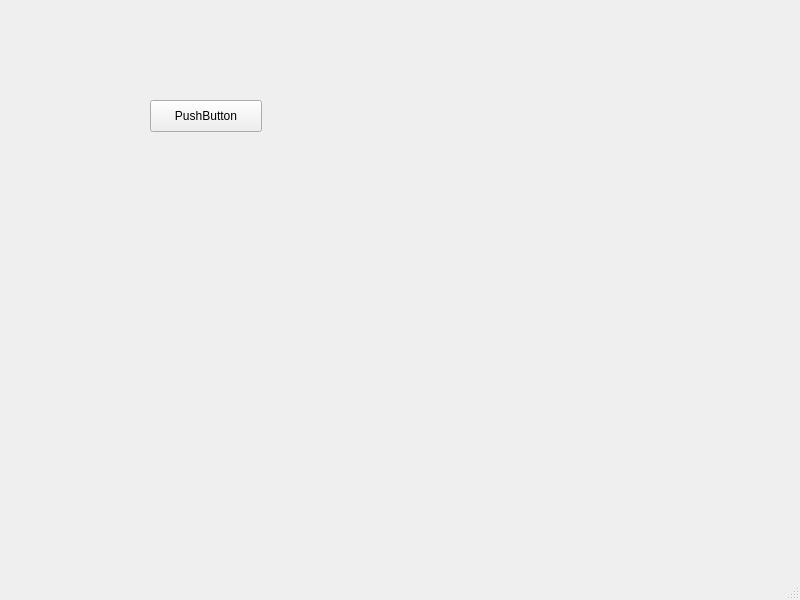
The window that qt-basic/mainwindow.ui (dongxiaofu/qt-basic) describes before a commit, drawn with Qt 5.
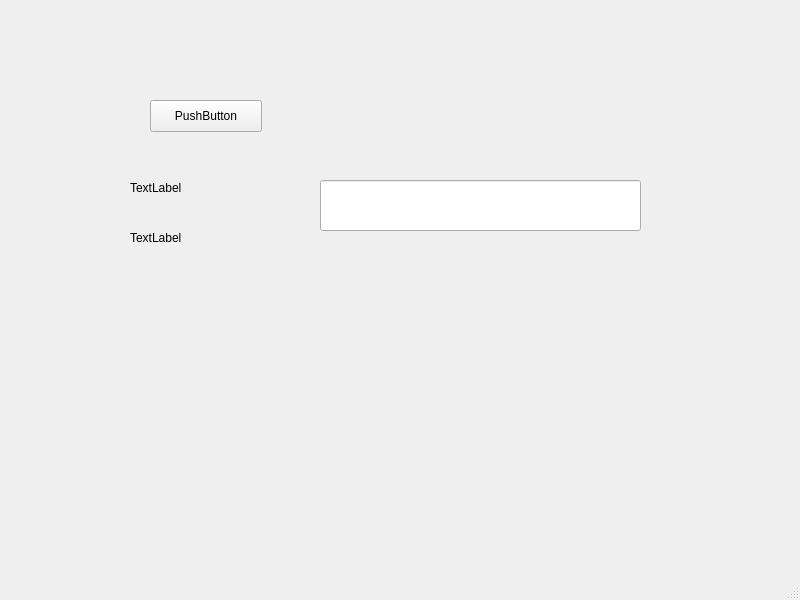
The same window after the commit.

What changed in the file:
```diff
--- a/qt-basic/mainwindow.ui
+++ b/qt-basic/mainwindow.ui
@@ -27,6 +27,42 @@
      <string>PushButton</string>
     </property>
    </widget>
+   <widget class="QLabel" name="label">
+    <property name="geometry">
+     <rect>
+      <x>130</x>
+      <y>180</y>
+      <width>58</width>
+      <height>16</height>
+     </rect>
+    </property>
+    <property name="text">
+     <string>TextLabel</string>
+    </property>
+   </widget>
+   <widget class="QLabel" name="label_2">
+    <property name="geometry">
+     <rect>
+      <x>130</x>
+      <y>230</y>
+      <width>58</width>
+      <height>16</height>
+     </rect>
+    </property>
+    <property name="text">
+     <string>TextLabel</string>
+    </property>
+   </widget>
+   <widget class="QLineEdit" name="lineEdit">
+    <property name="geometry">
+     <rect>
+      <x>320</x>
+      <y>180</y>
+      <width>321</width>
+      <height>51</height>
+     </rect>
+    </property>
+   </widget>
   </widget>
   <widget class="QMenuBar" name="menubar">
    <property name="geometry">
```
